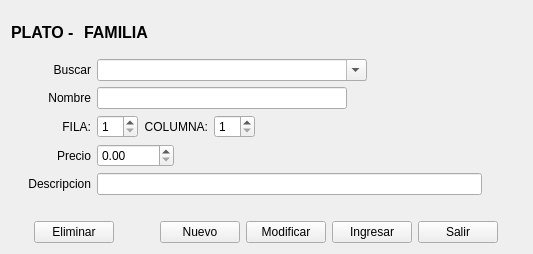
Qt form BMKSistema/comprobante/plato.ui (radtek/manager) before a commit.
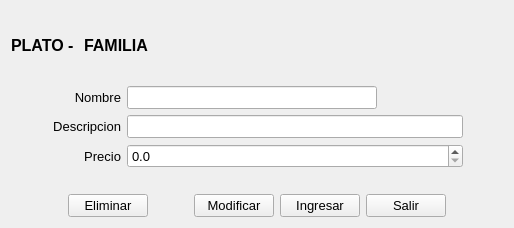
The same form after that commit. Icons and pictures are not drawn.

The edit to the form file:
```diff
--- a/BMKSistema/comprobante/plato.ui
+++ b/BMKSistema/comprobante/plato.ui
@@ -6,8 +6,8 @@
    <rect>
     <x>0</x>
     <y>0</y>
-    <width>533</width>
-    <height>254</height>
+    <width>514</width>
+    <height>228</height>
    </rect>
   </property>
   <property name="windowTitle">
@@ -59,68 +59,21 @@
      </item>
     </layout>
    </item>
-   <item>
-    <layout class="QHBoxLayout" name="horizontalLayout_12">
-     <item>
-      <widget class="QLabel" name="label_buscar">
-       <property name="minimumSize">
-        <size>
-         <width>80</width>
-         <height>0</height>
-        </size>
-       </property>
-       <property name="text">
-        <string>Buscar</string>
-       </property>
-       <property name="alignment">
-        <set>Qt::AlignRight|Qt::AlignTrailing|Qt::AlignVCenter</set>
-       </property>
-      </widget>
-     </item>
-     <item>
-      <widget class="QComboBox" name="comboBox_buscar">
-       <property name="minimumSize">
-        <size>
-         <width>270</width>
-         <height>0</height>
-        </size>
-       </property>
-       <property name="editable">
-        <bool>true</bool>
-       </property>
-       <property name="insertPolicy">
-        <enum>QComboBox::NoInsert</enum>
-       </property>
-       <property name="sizeAdjustPolicy">
-        <enum>QComboBox::AdjustToContents</enum>
-       </property>
-      </widget>
-     </item>
-     <item>
-      <spacer name="horizontalSpacer_14">
-       <property name="orientation">
-        <enum>Qt::Horizontal</enum>
-       </property>
-       <property name="sizeHint" stdset="0">
-        <size>
-         <width>40</width>
-         <height>20</height>
-        </size>
-       </property>
-      </spacer>
-     </item>
-    </layout>
-   </item>
    <item>
     <layout class="QHBoxLayout" name="horizontalLayout_10">
      <item>
       <widget class="QLabel" name="label_nombre">
        <property name="minimumSize">
         <size>
-         <width>80</width>
+         <width>110</width>
          <height>0</height>
         </size>
        </property>
+       <property name="font">
+        <font>
+         <pointsize>10</pointsize>
+        </font>
+       </property>
        <property name="text">
         <string>Nombre</string>
        </property>
@@ -137,6 +90,11 @@
          <height>0</height>
         </size>
        </property>
+       <property name="font">
+        <font>
+         <pointsize>10</pointsize>
+        </font>
+       </property>
       </widget>
      </item>
      <item>
@@ -154,125 +112,21 @@
      </item>
     </layout>
    </item>
-   <item>
-    <layout class="QHBoxLayout" name="horizontalLayout">
-     <item>
-      <widget class="QLabel" name="label_x">
-       <property name="minimumSize">
-        <size>
-         <width>80</width>
-         <height>0</height>
-        </size>
-       </property>
-       <property name="text">
-        <string>FILA:</string>
-       </property>
-       <property name="alignment">
-        <set>Qt::AlignRight|Qt::AlignTrailing|Qt::AlignVCenter</set>
-       </property>
-      </widget>
-     </item>
-     <item>
-      <widget class="QSpinBox" name="spinBox_x">
-       <property name="minimum">
-        <number>1</number>
-       </property>
-       <property name="value">
-        <number>1</number>
-       </property>
-      </widget>
-     </item>
-     <item>
-      <widget class="QLabel" name="label_y">
-       <property name="minimumSize">
-        <size>
-         <width>30</width>
-         <height>0</height>
-        </size>
-       </property>
-       <property name="text">
-        <string>COLUMNA:</string>
-       </property>
-       <property name="alignment">
-        <set>Qt::AlignRight|Qt::AlignTrailing|Qt::AlignVCenter</set>
-       </property>
-      </widget>
-     </item>
-     <item>
-      <widget class="QSpinBox" name="spinBox_y">
-       <property name="minimum">
-        <number>1</number>
-       </property>
-       <property name="value">
-        <number>1</number>
-       </property>
-      </widget>
-     </item>
-     <item>
-      <spacer name="horizontalSpacer">
-       <property name="orientation">
-        <enum>Qt::Horizontal</enum>
-       </property>
-       <property name="sizeHint" stdset="0">
-        <size>
-         <width>40</width>
-         <height>20</height>
-        </size>
-       </property>
-      </spacer>
-     </item>
-    </layout>
-   </item>
-   <item>
-    <layout class="QHBoxLayout" name="horizontalLayout_2">
-     <item>
-      <widget class="QLabel" name="label_precio">
-       <property name="minimumSize">
-        <size>
-         <width>80</width>
-         <height>0</height>
-        </size>
-       </property>
-       <property name="text">
-        <string>Precio</string>
-       </property>
-       <property name="alignment">
-        <set>Qt::AlignRight|Qt::AlignTrailing|Qt::AlignVCenter</set>
-       </property>
-      </widget>
-     </item>
-     <item>
-      <widget class="QDoubleSpinBox" name="doubleSpinBox_precio">
-       <property name="maximum">
-        <double>10000.000000000000000</double>
-       </property>
-      </widget>
-     </item>
-     <item>
-      <spacer name="horizontalSpacer_2">
-       <property name="orientation">
-        <enum>Qt::Horizontal</enum>
-       </property>
-       <property name="sizeHint" stdset="0">
-        <size>
-         <width>40</width>
-         <height>20</height>
-        </size>
-       </property>
-      </spacer>
-     </item>
-    </layout>
-   </item>
    <item>
     <layout class="QHBoxLayout" name="horizontalLayout_3">
      <item>
       <widget class="QLabel" name="label_descripcion">
        <property name="minimumSize">
         <size>
-         <width>80</width>
+         <width>110</width>
          <height>0</height>
         </size>
        </property>
+       <property name="font">
+        <font>
+         <pointsize>10</pointsize>
+        </font>
+       </property>
        <property name="text">
         <string>Descripcion</string>
        </property>
@@ -282,7 +136,13 @@
       </widget>
      </item>
      <item>
-      <widget class="QLineEdit" name="lineEdit_descripcion"/>
+      <widget class="QLineEdit" name="lineEdit_descripcion">
+       <property name="font">
+        <font>
+         <pointsize>10</pointsize>
+        </font>
+       </property>
+      </widget>
      </item>
      <item>
       <spacer name="horizontalSpacer_3">
@@ -302,6 +162,68 @@
      </item>
     </layout>
    </item>
+   <item>
+    <layout class="QHBoxLayout" name="horizontalLayout_4">
+     <item>
+      <widget class="QLabel" name="label_precio">
+       <property name="minimumSize">
+        <size>
+         <width>110</width>
+         <height>0</height>
+        </size>
+       </property>
+       <property name="maximumSize">
+        <size>
+         <width>110</width>
+         <height>16777215</height>
+        </size>
+       </property>
+       <property name="font">
+        <font>
+         <pointsize>10</pointsize>
+        </font>
+       </property>
+       <property name="text">
+        <string>Precio</string>
+       </property>
+       <property name="alignment">
+        <set>Qt::AlignRight|Qt::AlignTrailing|Qt::AlignVCenter</set>
+       </property>
+      </widget>
+     </item>
+     <item>
+      <widget class="QDoubleSpinBox" name="doubleSpinBox_precio">
+       <property name="font">
+        <font>
+         <pointsize>10</pointsize>
+        </font>
+       </property>
+       <property name="decimals">
+        <number>1</number>
+       </property>
+       <property name="maximum">
+        <double>10000000.000000000000000</double>
+       </property>
+      </widget>
+     </item>
+     <item>
+      <spacer name="horizontalSpacer_5">
+       <property name="orientation">
+        <enum>Qt::Horizontal</enum>
+       </property>
+       <property name="sizeType">
+        <enum>QSizePolicy::Minimum</enum>
+       </property>
+       <property name="sizeHint" stdset="0">
+        <size>
+         <width>40</width>
+         <height>20</height>
+        </size>
+       </property>
+      </spacer>
+     </item>
+    </layout>
+   </item>
    <item>
     <spacer name="horizontalSpacer_8">
      <property name="orientation">
@@ -332,6 +254,11 @@
      </item>
      <item>
       <widget class="QPushButton" name="pushButton_eliminar">
+       <property name="font">
+        <font>
+         <pointsize>10</pointsize>
+        </font>
+       </property>
        <property name="text">
         <string>Eliminar</string>
        </property>
@@ -363,19 +290,13 @@
        </property>
       </spacer>
      </item>
-     <item>
-      <widget class="QPushButton" name="pushButton_nuevo">
-       <property name="text">
-        <string>Nuevo</string>
-       </property>
-       <property name="icon">
-        <iconset resource="../iconos.qrc">
-         <normaloff>:/new/Iconos/nuevo.png</normaloff>:/new/Iconos/nuevo.png</iconset>
-       </property>
-      </widget>
-     </item>
      <item>
       <widget class="QPushButton" name="pushButton_modificar">
+       <property name="font">
+        <font>
+         <pointsize>10</pointsize>
+        </font>
+       </property>
        <property name="text">
         <string>Modificar</string>
        </property>
@@ -393,6 +314,11 @@
      </item>
      <item>
       <widget class="QPushButton" name="pushButton_guardar">
+       <property name="font">
+        <font>
+         <pointsize>10</pointsize>
+        </font>
+       </property>
        <property name="text">
         <string>Ingresar</string>
        </property>
@@ -410,6 +336,11 @@
      </item>
      <item>
       <widget class="QPushButton" name="pushButton_salir">
+       <property name="font">
+        <font>
+         <pointsize>10</pointsize>
+        </font>
+       </property>
        <property name="text">
         <string>Salir</string>
        </property>
```
